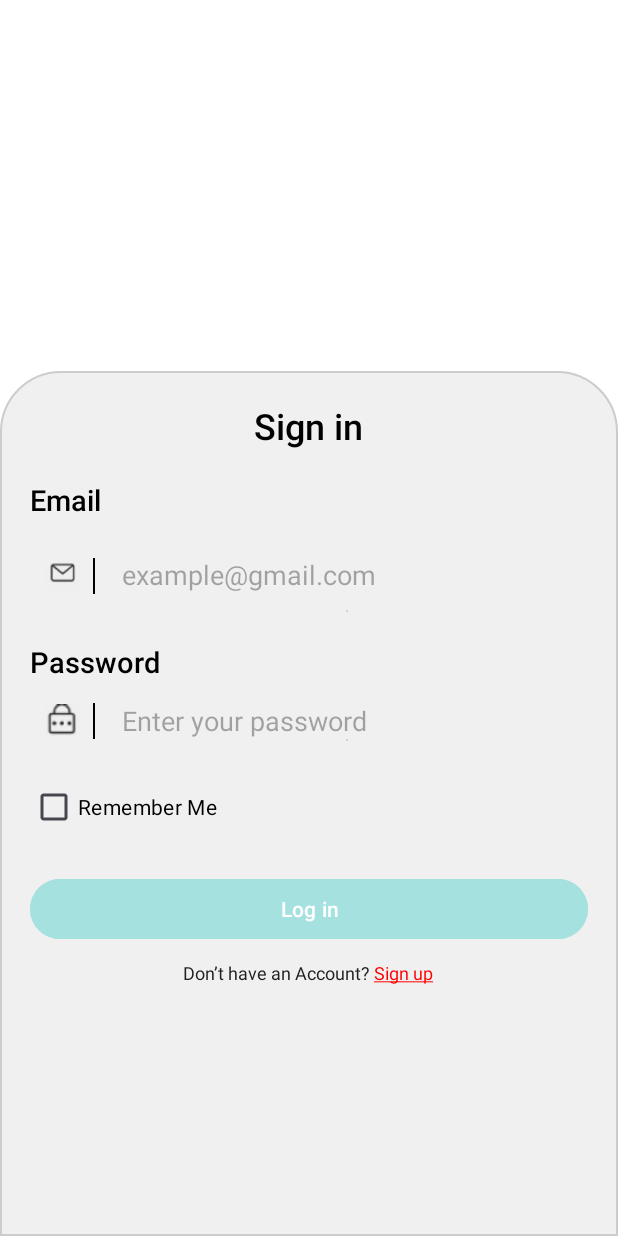
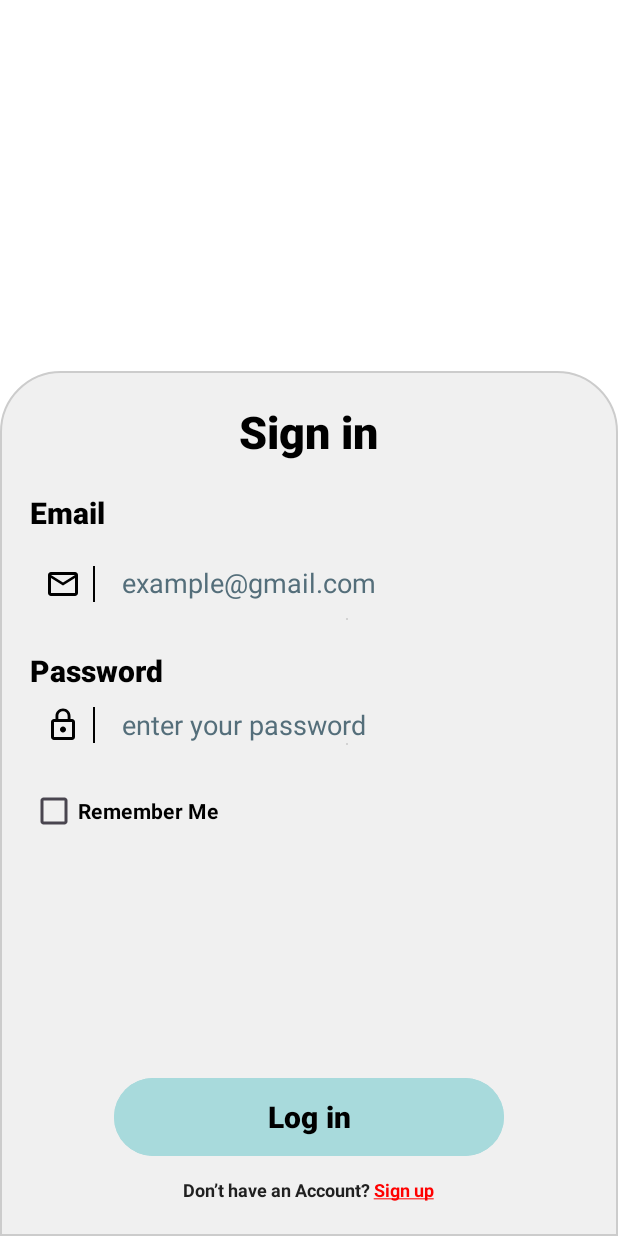
Before and after one commit to omarabbas1/SnapShop, an Android app: the SignInActivity screen opened directly, with no data from a screen before it, on a phone screen of 412 x 824 dp. Run offline under Robolectric (Android 15) with nearby library versions, the phone set to English and light mode, and no system bars.

Commit message:
Fixed the Sign in's page design

```diff
--- /dev/null
+++ b/app/src/main/res/drawable/baseline_lock_outline_24.xml
@@ -0,0 +1,5 @@
+<vector xmlns:android="http://schemas.android.com/apk/res/android" android:height="24dp" android:tint="#000000" android:viewportHeight="24" android:viewportWidth="24" android:width="24dp">
+
+    <path android:fillColor="@android:color/white" android:pathData="M12,17c1.1,0 2,-0.9 2,-2s-0.9,-2 -2,-2s-2,0.9 -2,2S10.9,17 12,17zM18,8h-1V6c0,-2.76 -2.24,-5 -5,-5S7,3.24 7,6v2H6c-1.1,0 -2,0.9 -2,2v10c0,1.1 0.9,2 2,2h12c1.1,0 2,-0.9 2,-2V10C20,8.9 19.1,8 18,8zM8.9,6c0,-1.71 1.39,-3.1 3.1,-3.1s3.1,1.39 3.1,3.1v2H8.9V6zM18,20H6V10h12V20z"/>
+
+</vector>
--- /dev/null
+++ b/app/src/main/res/drawable/baseline_mail_outline_24.xml
@@ -0,0 +1,5 @@
+<vector xmlns:android="http://schemas.android.com/apk/res/android" android:height="24dp" android:tint="#000000" android:viewportHeight="24" android:viewportWidth="24" android:width="24dp">
+
+    <path android:fillColor="@android:color/white" android:pathData="M20,4L4,4c-1.1,0 -1.99,0.9 -1.99,2L2,18c0,1.1 0.9,2 2,2h16c1.1,0 2,-0.9 2,-2L22,6c0,-1.1 -0.9,-2 -2,-2zM20,18L4,18L4,8l8,5 8,-5v10zM12,11L4,6h16l-8,5z"/>
+
+</vector>
--- a/app/src/main/res/layout/activity_sign_in.xml
+++ b/app/src/main/res/layout/activity_sign_in.xml
@@ -4,7 +4,7 @@
     android:id="@+id/linearLayout5"
     android:layout_width="match_parent"
     android:layout_height="match_parent"
-    android:background="#FFFFFF"
+    android:background="@color/white"
     tools:ignore="ExtraText">
 
     <!-- Card or rounded background with responsive height and width -->
@@ -29,19 +29,20 @@
             android:layout_gravity="center"
             android:layout_marginBottom="20dp"
             android:fontFamily="sans-serif-medium"
-            android:text="Sign in"
-            android:textColor="#000000"
-            android:textSize="24sp" />
+            android:text="@string/sign_in_button"
+            android:textColor="@color/black"
+            android:textSize="30sp"
+            android:textStyle="bold" />
 
         <!-- Email label and input field -->
         <TextView
             android:layout_width="wrap_content"
             android:layout_height="wrap_content"
-            android:layout_marginBottom="4dp"
             android:fontFamily="sans-serif-medium"
-            android:text="Email"
-            android:textColor="#000000"
-            android:textSize="19sp" />
+            android:text="@string/email"
+            android:textColor="@color/black"
+            android:textSize="20sp"
+            android:textStyle="bold" />
 
         <LinearLayout
             android:layout_width="match_parent"
@@ -54,7 +55,8 @@
             <ImageView
                 android:layout_width="24dp"
                 android:layout_height="24dp"
-                android:src="@drawable/ic_email" />
+                android:contentDescription="@string/email_icon"
+                android:src="@drawable/baseline_mail_outline_24" />
 
             <!-- Vertical dash separator -->
             <View
@@ -62,7 +64,7 @@
                 android:layout_height="24dp"
                 android:layout_marginStart="8dp"
                 android:layout_marginEnd="8dp"
-                android:background="#000000" />
+                android:background="@color/black" />
 
             <!-- Email EditText -->
             <EditText
@@ -70,13 +72,16 @@
                 android:layout_width="0dp"
                 android:layout_height="wrap_content"
                 android:layout_weight="1"
+                android:autofillHints=""
                 android:background="@android:color/transparent"
                 android:drawableBottom="?android:attr/listDivider"
-                android:hint="example@gmail.com"
+                android:hint="@string/example_gmail_com"
                 android:inputType="textEmailAddress"
                 android:minHeight="48dp"
                 android:paddingStart="10dp"
-                android:textColor="#000000" />
+                android:textColor="@color/black"
+                android:textColorHint="@color/dark_gray"
+                tools:ignore="RtlSymmetry,VisualLintTextFieldSize" />
         </LinearLayout>
 
         <!-- Password label and input field -->
@@ -84,11 +89,11 @@
             android:layout_width="wrap_content"
             android:layout_height="wrap_content"
             android:layout_marginTop="10dp"
-            android:layout_marginBottom="4dp"
             android:fontFamily="sans-serif-medium"
-            android:text="Password"
-            android:textColor="#000000"
-            android:textSize="19sp" />
+            android:text="@string/password"
+            android:textColor="@color/black"
+            android:textSize="20sp"
+            android:textStyle="bold" />
 
         <LinearLayout
             android:layout_width="match_parent"
@@ -101,7 +106,8 @@
             <ImageView
                 android:layout_width="24dp"
                 android:layout_height="24dp"
-                android:src="@drawable/ic_lock" />
+                android:contentDescription="@string/password_lock"
+                android:src="@drawable/baseline_lock_outline_24" />
 
             <!-- Vertical dash separator -->
             <View
@@ -109,7 +115,7 @@
                 android:layout_height="24dp"
                 android:layout_marginStart="8dp"
                 android:layout_marginEnd="8dp"
-                android:background="#000000" />
+                android:background="@color/black" />
 
             <!-- Password EditText -->
             <EditText
@@ -117,13 +123,15 @@
                 android:layout_width="0dp"
                 android:layout_height="wrap_content"
                 android:layout_weight="1"
+                android:autofillHints=""
                 android:background="@android:color/transparent"
                 android:drawableBottom="?android:attr/listDivider"
-                android:hint="Enter your password"
+                android:hint="@string/enter_your_password"
                 android:inputType="textPassword"
                 android:paddingStart="10dp"
-                android:textColor="#000000"
-                tools:ignore="TouchTargetSizeCheck" />
+                android:textColor="@color/black"
+                android:textColorHint="@color/dark_gray"
+                tools:ignore="RtlSymmetry,TouchTargetSizeCheck,VisualLintTextFieldSize" />
         </LinearLayout>
 
         <!-- Remember Me Checkbox -->
@@ -132,20 +140,25 @@
             android:layout_width="wrap_content"
             android:layout_height="wrap_content"
             android:layout_marginTop="10dp"
-            android:text="Remember Me"
-            android:textColor="#000000" />
+            android:text="@string/remember_me"
+            android:textColor="@color/black"
+            android:textStyle="bold" />
 
         <!-- Log In Button -->
         <Button
             android:id="@+id/btnLogIn"
-            android:layout_width="match_parent"
-            android:layout_height="wrap_content"
-            android:layout_marginTop="20dp"
-            android:backgroundTint="#A5E1DF"
+            android:layout_width="260dp"
+            android:layout_height="60dp"
+            android:layout_gravity="center"
+            android:layout_marginTop="150dp"
+            android:backgroundTint="@color/light_blue"
             android:fontFamily="sans-serif-medium"
-            android:text="Log in"
+            android:text="@string/log_in_button"
             android:textAllCaps="false"
-            android:textColor="#FFFFFF" />
+            android:textColor="@color/black"
+            android:textSize="20sp"
+            android:textStyle="bold"
+            tools:ignore="TextSizeCheck,TouchTargetSizeCheck" />
 
         <!-- Sign up Text -->
         <TextView
@@ -155,9 +168,10 @@
             android:layout_gravity="center"
             android:layout_marginTop="10dp"
             android:gravity="center"
-            android:text="Don’t have an Account? Sign up"
+            android:text="@string/don_t_have_an_account_sign_up"
             android:textColor="@color/sign_up_selector"
-            android:textSize="12sp" />
+            android:textSize="12sp"
+            android:textStyle="bold" />
 
     </LinearLayout>
 </androidx.constraintlayout.widget.ConstraintLayout>
--- a/app/src/main/res/layout/activity_sign_up.xml
+++ b/app/src/main/res/layout/activity_sign_up.xml
@@ -59,7 +59,7 @@
                 <ImageView
                     android:layout_width="24dp"
                     android:layout_height="24dp"
-                    android:src="@drawable/ic_email" />
+                    android:src="@drawable/baseline_mail_outline_24" />
 
                 <View
                     android:layout_width="1dp"
@@ -151,7 +151,7 @@
                 <ImageView
                     android:layout_width="24dp"
                     android:layout_height="24dp"
-                    android:src="@drawable/ic_lock" />
+                    android:src="@drawable/baseline_lock_outline_24" />
 
                 <View
                     android:layout_width="1dp"
@@ -197,7 +197,7 @@
                 <ImageView
                     android:layout_width="24dp"
                     android:layout_height="24dp"
-                    android:src="@drawable/ic_lock" />
+                    android:src="@drawable/baseline_lock_outline_24" />
 
                 <View
                     android:layout_width="1dp"
--- a/app/src/main/res/values/colors.xml
+++ b/app/src/main/res/values/colors.xml
@@ -4,4 +4,5 @@
     <color name="white">#FFFFFFFF</color>
     <color name="light_blue">#A8DADC</color>
     <color name="orange">#EF7757</color>
+    <color name="dark_gray">#546E7A</color>
 </resources>
--- a/app/src/main/res/values/strings.xml
+++ b/app/src/main/res/values/strings.xml
@@ -4,4 +4,13 @@
     <string name="snapshop">SNAPSHOP</string>
     <string name="sign_in_button">Sign in</string>
     <string name="sign_up_button">Sign up</string>
+    <string name="email">Email</string>
+    <string name="email_icon">email icon</string>
+    <string name="example_gmail_com">example@gmail.com</string>
+    <string name="password">Password</string>
+    <string name="password_lock">password lock</string>
+    <string name="enter_your_password">enter your password</string>
+    <string name="remember_me">Remember Me</string>
+    <string name="log_in_button">Log in</string>
+    <string name="don_t_have_an_account_sign_up">Don’t have an Account? Sign up</string>
 </resources>
```
Also changed, not shown: app/src/main/res/drawable/ic_email.png (deleted), app/src/main/res/drawable/ic_lock.png (deleted).
